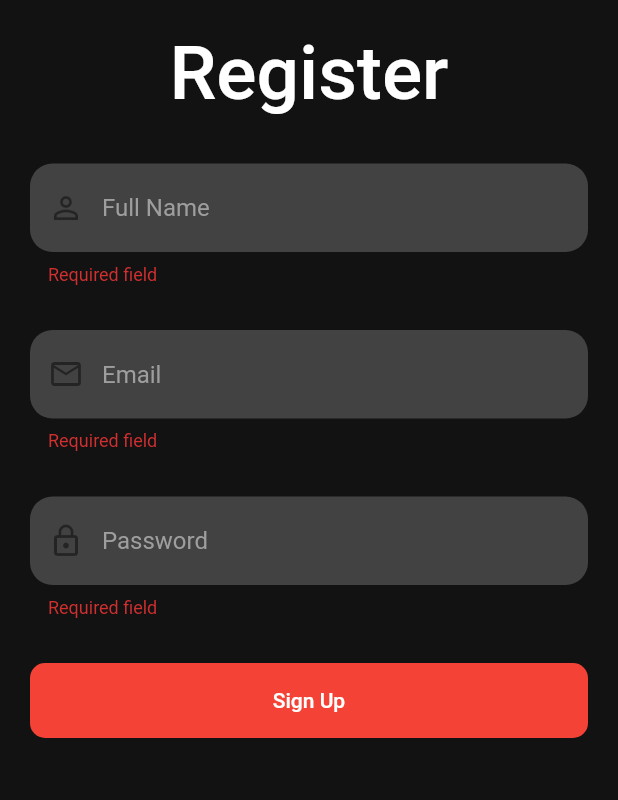
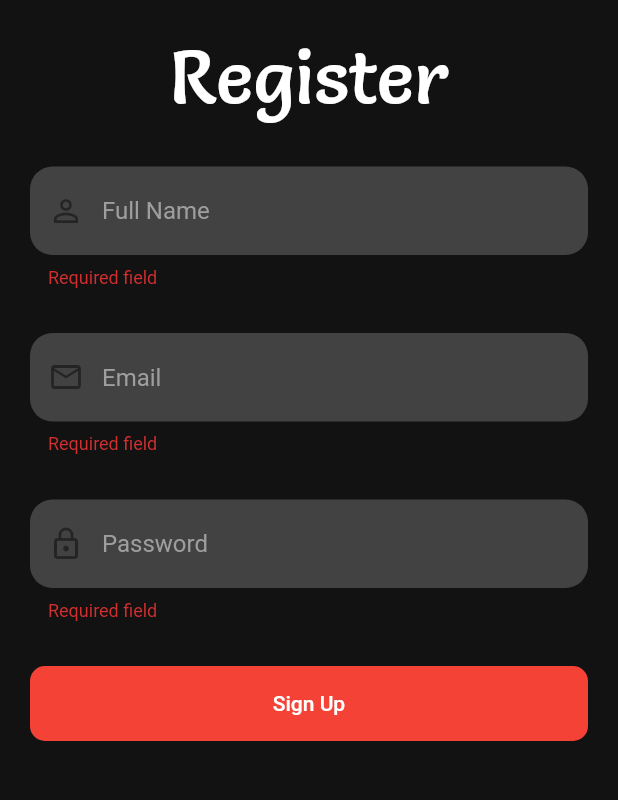
Before and after one commit to hamzaamirr099/MovieApp, a Flutter app: the RegisterScreen screen opened directly, after a tap on "Sign Up", on a phone screen of 412 x 824 dp, the part 327-1127 px from its top. Run offline on Flutter 3.47's test engine with Material 2 defaults, Android fonts, the phone set to English and light mode, and no system bars; our stand-ins replace animated_splash_screen, bloc, carousel_slider, conditional_builder_null_safety, dio, flutter_bloc and 4 more; accounts and stored records are empty.

Commit message:
final push

```diff
--- a/lib/features/presentation/authentication/screens/register_screen.dart
+++ b/lib/features/presentation/authentication/screens/register_screen.dart
@@ -33,52 +33,47 @@ class RegisterScreen extends StatelessWidget {
                 const SizedBox(
                   height: 20,
                 ),
-                const Text("Register", style: TextStyle(fontSize: 50)),
-                const SizedBox(
-                  height: 30,
-                ),
-                DefaultFormField(
-                  validator: (value)
-                  {
-                    if(value == null || value.isEmpty) {
-                      return 'Required field';
-                    }
-                    return null;
-
-                  },
-                  hintText: "Full Name",
-                  controller: authCubit.registerNameController,
-                  prefixIcon: Icons.person_outline,
-
+                const Text(
+                  "Register",
+                  style: TextStyle(fontSize: 50, fontFamily: 'salsa'),
                 ),
                 const SizedBox(
                   height: 30,
                 ),
                 DefaultFormField(
-                  validator: (value)
-                  {
-                    if(value == null || value.isEmpty) {
+                  validator: (value) {
+                    if (value == null || value.isEmpty) {
                       return 'Required field';
                     }
                     return null;
-
                   },
-                  hintText: "Email",
-                  controller: authCubit.registerEmailController,
-                  prefixIcon: Icons.email_outlined,
-
+                  hintText: "Full Name",
+                  controller: authCubit.registerNameController,
+                  prefixIcon: Icons.person_outline,
                 ),
                 const SizedBox(
                   height: 30,
                 ),
                 DefaultFormField(
-                  validator: (value)
-                  {
-                    if(value == null || value.isEmpty) {
+                  validator: (value) {
+                    if (value == null || value.isEmpty) {
                       return 'Required field';
                     }
                     return null;
-
+                  },
+                  hintText: "Email",
+                  controller: authCubit.registerEmailController,
+                  prefixIcon: Icons.email_outlined,
+                ),
+                const SizedBox(
+                  height: 30,
+                ),
+                DefaultFormField(
+                  validator: (value) {
+                    if (value == null || value.isEmpty) {
+                      return 'Required field';
+                    }
+                    return null;
                   },
                   hintText: "Password",
                   isPassword: true,
@@ -89,11 +84,10 @@ class RegisterScreen extends StatelessWidget {
                   height: 30,
                 ),
                 BlocConsumer<AuthCubit, AuthStates>(
-                  listener: (context, state) async {
+                  listener: (context, state) {
                     if (state is SuccessSignUpState) {
                       userToken = state.userModel.accessToken!;
-                      await CacheHelper.saveData(
-                          key: 'userToken', value: userToken);
+                      CacheHelper.saveData(key: 'userToken', value: userToken);
                       navigateAndRelease(context, MainLayoutScreen());
                     }
                   },
@@ -103,14 +97,14 @@ class RegisterScreen extends StatelessWidget {
                       builder: (context) => DefaultButton(
                         buttonText: "Sign Up",
                         onPressed: () {
-                          if(formKey.currentState!.validate())
-                            {
-                              authCubit.signup(
-                                name: authCubit.registerNameController.text,
-                                email: authCubit.registerEmailController.text,
-                                password: authCubit.registerPasswordController.text,
-                              );
-                            }
+                          if (formKey.currentState!.validate()) {
+                            authCubit.signup(
+                              name: authCubit.registerNameController.text,
+                              email: authCubit.registerEmailController.text,
+                              password:
+                                  authCubit.registerPasswordController.text,
+                            );
+                          }
                         },
                       ),
                       fallback: (context) =>
```
Also changed, not shown: lib/core/utils/bloc/authorization_bloc/auth_cubit.dart (+16 -5 lines), lib/core/utils/bloc/main_bloc/main_cubit.dart (+25 -22 lines), lib/features/presentation/home/widgets/drawer.dart (+5 -4 lines), 1 other file.
